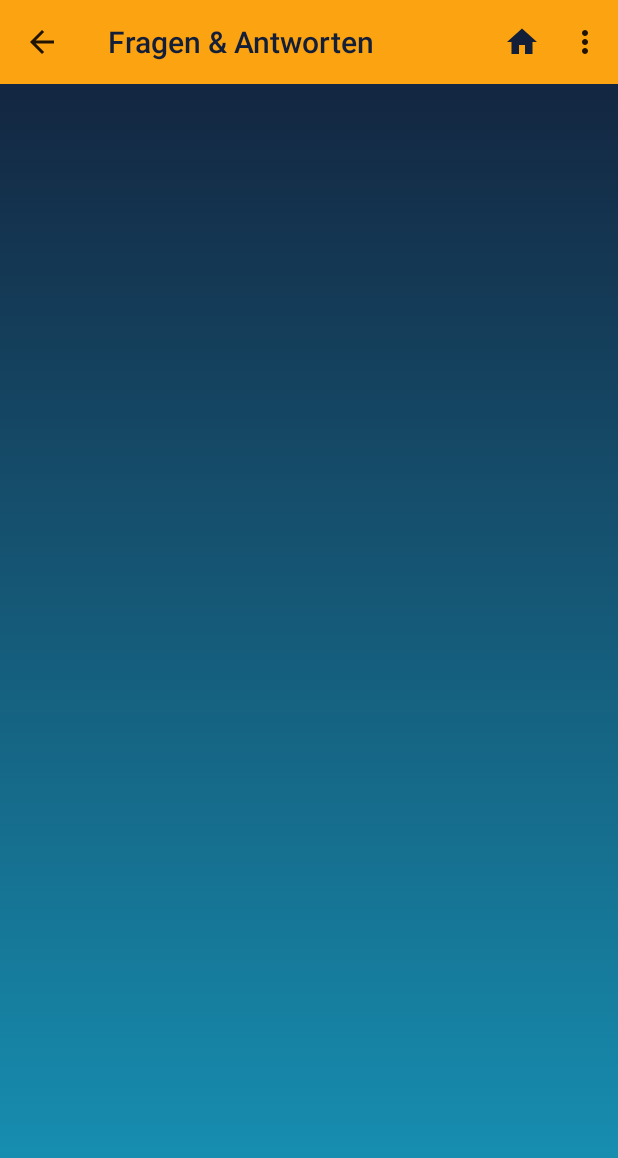
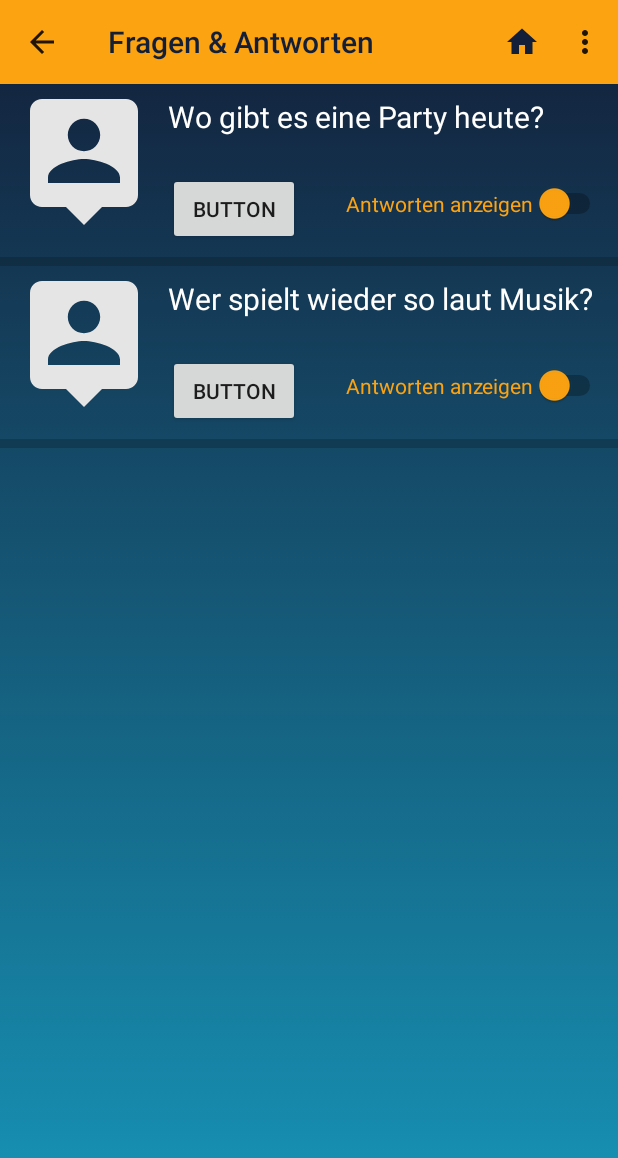
Before and after one commit to 4trifkO/Graetzel, an Android app: the FragenActivity screen opened directly, with no data from a screen before it, on a phone screen of 412 x 824 dp. Shown: the top 1158 px of the screen. Run offline under Robolectric (Android 15) with nearby library versions, the phone set to English and light mode, and no system bars.

Commit message:
Fragen Listview

```diff
--- /dev/null
+++ b/app/src/main/java/hci/univie/ac/at/graetzel/Antwort.java
@@ -0,0 +1,18 @@
+package hci.univie.ac.at.graetzel;
+
+/**
+ * Created by Trifko on 10.05.2018.
+ */
+
+public class Antwort {
+
+    private String antwortText;
+
+    public Antwort(String antwortText) {
+        this.antwortText = antwortText;
+    }
+
+    public String getAntwortText() {
+        return antwortText;
+    }
+}
--- /dev/null
+++ b/app/src/main/java/hci/univie/ac/at/graetzel/Frage.java
@@ -0,0 +1,29 @@
+package hci.univie.ac.at.graetzel;
+
+import java.util.ArrayList;
+
+/**
+ * Created by Trifko on 10.05.2018.
+ */
+
+public class Frage {
+    private String textFrage;
+    private ArrayList<Antwort> antworten;
+
+    public Frage(String textFrage) {
+        this.textFrage = textFrage;
+    }
+
+
+    public String getTextFrage() {
+        return textFrage;
+    }
+
+    public ArrayList<Antwort> getAntworten() {
+        return antworten;
+    }
+
+    public void addAntwort(Antwort antwort) {
+        antworten.add(antwort);
+    }
+}
--- a/app/src/main/java/hci/univie/ac/at/graetzel/FragenActivity.java
+++ b/app/src/main/java/hci/univie/ac/at/graetzel/FragenActivity.java
@@ -6,9 +6,16 @@ import android.support.v7.widget.Toolbar;
 import android.view.Menu;
 import android.view.MenuInflater;
 import android.view.MenuItem;
+import android.widget.Button;
+import android.widget.ListView;
+
+import java.util.ArrayList;
+import java.util.List;
 
 public class FragenActivity extends AppCompatActivity {
     private Toolbar toolbar;
+    ListView listView;
+    List<Frage> fragenListe;
     @Override
     protected void onCreate(Bundle savedInstanceState) {
         super.onCreate(savedInstanceState);
@@ -17,6 +24,19 @@ public class FragenActivity extends AppCompatActivity {
         setSupportActionBar(toolbar);
 
         getSupportActionBar().setDisplayHomeAsUpEnabled(true);
+
+
+        fragenListe = new ArrayList<>();
+
+        fragenListe.add(new Frage("Wo gibt es eine Party heute?"));
+        fragenListe.add(new Frage("Wer spielt wieder so laut Musik?"));
+
+        listView = (ListView) findViewById(R.id.listview);
+
+        FragenListAdapter adapter = new FragenListAdapter(this, R.layout.listview_layout, fragenListe);
+
+        listView.setAdapter(adapter);
+
     }
 
     @Override
--- /dev/null
+++ b/app/src/main/java/hci/univie/ac/at/graetzel/FragenListAdapter.java
@@ -0,0 +1,46 @@
+package hci.univie.ac.at.graetzel;
+
+import android.content.Context;
+
+import android.support.annotation.NonNull;
+import android.support.annotation.Nullable;
+import android.view.LayoutInflater;
+import android.view.View;
+import android.view.ViewGroup;
+import android.widget.ArrayAdapter;
+import android.widget.TextView;
+
+import java.util.List;
+
+/**
+ * Created by Trifko on 10.05.2018.
+ */
+
+public class FragenListAdapter extends ArrayAdapter<Frage> {
+
+    private Context context;
+    private int layoutResource;
+    private List<Frage> fragenListe;
+
+    public FragenListAdapter(Context context, int resource, List<Frage> fragenListe) {
+        super(context, resource, fragenListe);
+        this.context = context;
+        this.layoutResource = resource;
+        this.fragenListe = fragenListe;
+    }
+
+    @NonNull
+    @Override
+    public View getView(int position, @Nullable View convertView, @NonNull ViewGroup parent) {
+        LayoutInflater inflater = LayoutInflater.from(context);
+
+        View view = inflater.inflate(layoutResource, null);
+
+        TextView textFrage = view.findViewById(R.id.textFrage);
+
+        Frage frage = fragenListe.get(position);
+        textFrage.setText(frage.getTextFrage());
+
+        return view;
+    }
+}
--- a/app/src/main/res/drawable/mainbuttonround.xml
+++ b/app/src/main/res/drawable/mainbuttonround.xml
@@ -1,8 +1,6 @@
 <?xml version="1.0" encoding="utf-8"?>
-<shape xmlns:android="http://schemas.android.com/apk/res/android" android:shape="rectangle" >
-    <corners
-        android:radius="100dp"
-        />
+<shape xmlns:android="http://schemas.android.com/apk/res/android" android:shape="oval" >
+
     <solid
         android:color="#30000000"
         />
--- /dev/null
+++ b/app/src/main/res/drawable/personicon.xml
@@ -0,0 +1,4 @@
+<vector android:height="96dp" android:viewportHeight="24.0"
+    android:viewportWidth="24.0" android:width="96dp" xmlns:android="http://schemas.android.com/apk/res/android">
+    <path android:fillColor="@color/graulich" android:pathData="M19,2L5,2c-1.11,0 -2,0.9 -2,2v14c0,1.1 0.89,2 2,2h4l3,3 3,-3h4c1.1,0 2,-0.9 2,-2L21,4c0,-1.1 -0.9,-2 -2,-2zM12,5.3c1.49,0 2.7,1.21 2.7,2.7 0,1.49 -1.21,2.7 -2.7,2.7 -1.49,0 -2.7,-1.21 -2.7,-2.7 0,-1.49 1.21,-2.7 2.7,-2.7zM18,16L6,16v-0.9c0,-2 4,-3.1 6,-3.1s6,1.1 6,3.1v0.9z"/>
+</vector>
--- a/app/src/main/res/layout/activity_fragen.xml
+++ b/app/src/main/res/layout/activity_fragen.xml
@@ -1,6 +1,7 @@
 <?xml version="1.0" encoding="utf-8"?>
 
 <android.support.constraint.ConstraintLayout xmlns:android="http://schemas.android.com/apk/res/android"
+    xmlns:app="http://schemas.android.com/apk/res-auto"
     xmlns:tools="http://schemas.android.com/tools"
     android:layout_width="match_parent"
     android:layout_height="match_parent"
@@ -8,9 +9,23 @@
     tools:context="hci.univie.ac.at.graetzel.FragenActivity">
 
     <include
-        layout="@layout/app_bar"
-        android:id="@+id/appbar">
+        android:id="@+id/appbar"
+        layout="@layout/app_bar">
 
     </include>
 
+    <ListView
+        android:id="@+id/listview"
+        android:layout_width="0dp"
+        android:layout_height="0dp"
+        android:dividerHeight="6dp"
+        android:divider="#30000000"
+        app:layout_constraintBottom_toBottomOf="parent"
+        app:layout_constraintEnd_toEndOf="parent"
+        app:layout_constraintHorizontal_bias="0.0"
+        app:layout_constraintStart_toStartOf="parent"
+        app:layout_constraintTop_toBottomOf="@+id/appbar" >
+
+    </ListView>
+
 </android.support.constraint.ConstraintLayout>
--- a/app/src/main/res/layout/activity_main.xml
+++ b/app/src/main/res/layout/activity_main.xml
@@ -93,8 +93,7 @@
         android:id="@+id/button7"
         android:layout_width="0dp"
         android:layout_height="145dp"
-        android:layout_marginEnd="32dp"
-        android:layout_marginStart="8dp"
+        android:layout_marginEnd="24dp"
         android:layout_marginTop="16dp"
         android:background="@drawable/mainbuttonround"
         android:text="Mein Profil"
--- /dev/null
+++ b/app/src/main/res/layout/listview_layout.xml
@@ -0,0 +1,89 @@
+<?xml version="1.0" encoding="utf-8"?>
+<android.support.constraint.ConstraintLayout xmlns:android="http://schemas.android.com/apk/res/android"
+    xmlns:app="http://schemas.android.com/apk/res-auto"
+    xmlns:tools="http://schemas.android.com/tools"
+    android:layout_width="match_parent"
+    android:layout_height="wrap_content">
+
+    <ImageView
+        android:id="@+id/imageViewFragen"
+        android:contentDescription="personBild"
+        android:layout_width="wrap_content"
+        android:layout_height="wrap_content"
+        android:layout_marginStart="8dp"
+        android:layout_marginTop="2dp"
+        app:layout_constraintStart_toStartOf="parent"
+        app:layout_constraintTop_toTopOf="parent"
+        app:srcCompat="@drawable/personicon" />
+
+    <TextView
+        android:id="@+id/textFrage"
+        android:layout_width="0dp"
+        android:layout_height="wrap_content"
+        android:layout_marginBottom="8dp"
+        android:layout_marginEnd="8dp"
+        android:layout_marginStart="8dp"
+        android:layout_marginTop="8dp"
+        android:textColor="@color/weiss"
+        android:textSize="20sp"
+        app:layout_constraintBottom_toTopOf="@+id/buttonAntworten"
+        app:layout_constraintEnd_toEndOf="parent"
+        app:layout_constraintStart_toEndOf="@+id/imageViewFragen"
+        app:layout_constraintTop_toTopOf="parent" />
+
+    <Button
+        android:id="@+id/buttonAntworten"
+        android:layout_width="wrap_content"
+        android:layout_height="wrap_content"
+        android:layout_marginBottom="8dp"
+        android:layout_marginStart="8dp"
+        android:layout_marginTop="16dp"
+        android:text="Button"
+        app:layout_constraintBottom_toTopOf="@+id/layoutAntworten"
+        app:layout_constraintStart_toEndOf="@+id/imageViewFragen"
+        app:layout_constraintTop_toBottomOf="@+id/textFrage" />
+
+    <Switch
+        android:id="@+id/switchAntworten"
+        android:layout_width="wrap_content"
+        android:layout_height="wrap_content"
+        android:layout_marginBottom="8dp"
+        android:layout_marginEnd="8dp"
+        android:layout_marginTop="16dp"
+        android:checked="false"
+        android:splitTrack="false"
+        android:text="Antworten anzeigen"
+        android:textColor="@color/orange"
+        android:theme="@style/SwitchTheme"
+        android:thumbTint="@color/orange"
+        app:layout_constraintBottom_toTopOf="@+id/layoutAntworten"
+        app:layout_constraintEnd_toEndOf="parent"
+        app:layout_constraintTop_toBottomOf="@+id/textFrage"
+        tools:checked="false" />
+
+    <android.support.constraint.ConstraintLayout
+        android:id="@+id/layoutAntworten"
+        android:layout_width="0dp"
+        android:layout_height="wrap_content"
+        android:layout_marginBottom="8dp"
+        android:layout_marginEnd="8dp"
+        android:visibility="gone"
+        app:layout_constraintBottom_toBottomOf="parent"
+        app:layout_constraintEnd_toEndOf="parent"
+        app:layout_constraintStart_toEndOf="@+id/imageViewFragen">
+
+        <TextView
+            android:id="@+id/textAntworten"
+            android:layout_width="wrap_content"
+            android:layout_height="wrap_content"
+            android:layout_marginBottom="8dp"
+            android:layout_marginEnd="8dp"
+            android:layout_marginStart="8dp"
+            android:layout_marginTop="8dp"
+            android:text="TextView"
+            app:layout_constraintBottom_toBottomOf="parent"
+            app:layout_constraintEnd_toEndOf="parent"
+            app:layout_constraintStart_toStartOf="parent"
+            app:layout_constraintTop_toTopOf="parent" />
+    </android.support.constraint.ConstraintLayout>
+</android.support.constraint.ConstraintLayout>
--- a/app/src/main/res/values/styles.xml
+++ b/app/src/main/res/values/styles.xml
@@ -28,6 +28,9 @@
         <item name="android:textSize">19sp</item>
     </style>
 
+    <style name="SwitchTheme" parent="Theme.AppCompat.Light">
+        <item name="android:colorControlActivated">@color/orange</item>
+    </style>
     <style name="AppTheme.AppBarOverlay" parent="ThemeOverlay.AppCompat.Dark.ActionBar" />
 
     <style name="AppTheme.PopupOverlay" parent="ThemeOverlay.AppCompat.Light" />
```
